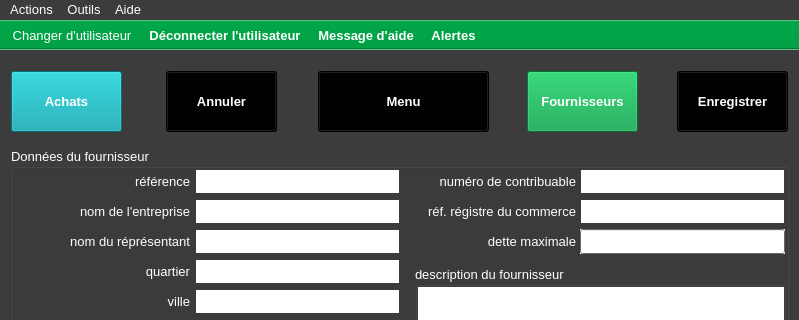
xnoumbissinoundou/yeroth-erp-3.0, file ui/yeroth-erp-creer-fournisseur-window.ui: the form before one commit; both pictures show x 0 to 799 and y 0 to 320 of the 799 by 601 pixel window.
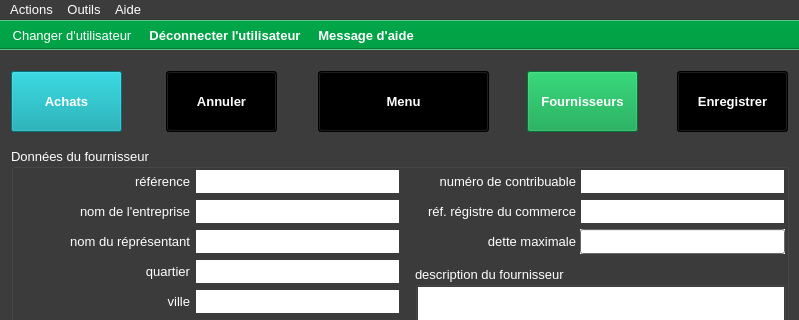
The form after the commit. Icons and pictures are not drawn. Custom widgets are drawn as their Qt base class.

Patch:
```diff
--- a/ui/yeroth-erp-creer-fournisseur-window.ui
+++ b/ui/yeroth-erp-creer-fournisseur-window.ui
@@ -14298,7 +14298,6 @@
    <addaction name="actionChanger_utilisateur"/>
    <addaction name="actionDeconnecter_utilisateur"/>
    <addaction name="actionAppeler_aide"/>
-   <addaction name="actionAlertes"/>
   </widget>
   <action name="actionA_propos">
    <property name="text">
@@ -14393,21 +14392,6 @@
     </font>
    </property>
   </action>
-  <action name="actionAlertes">
-   <property name="text">
-    <string>Alertes</string>
-   </property>
-   <property name="toolTip">
-    <string>Alertes</string>
-   </property>
-   <property name="font">
-    <font>
-     <pointsize>10</pointsize>
-     <weight>75</weight>
-     <bold>true</bold>
-    </font>
-   </property>
-  </action>
   <action name="actionAdministration">
    <property name="icon">
     <iconset>
```
Left out of the diff: 2 changed lines with no effect on the pictures.
